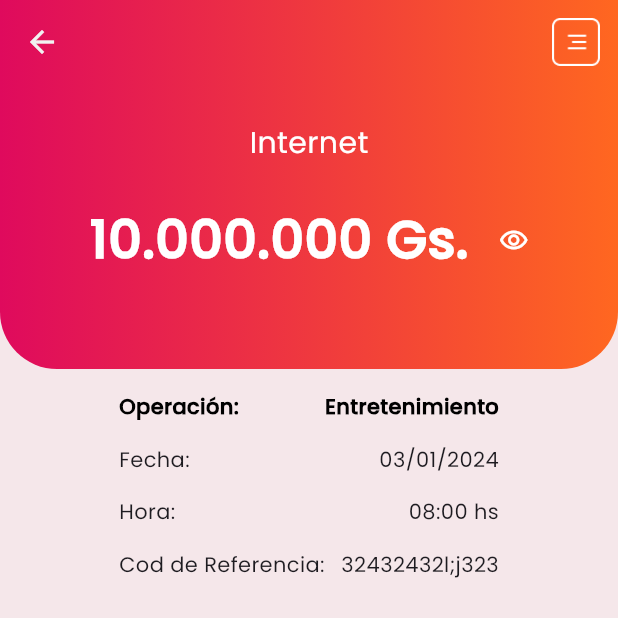
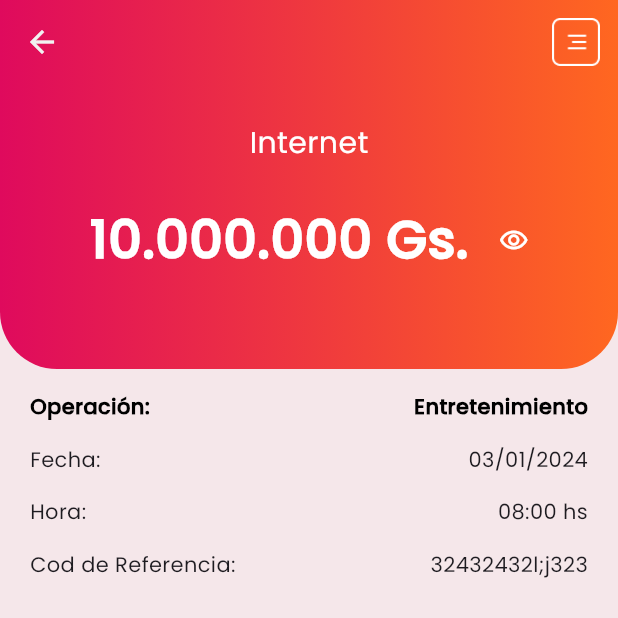
Before and after one commit to Pyaeve/eClubApp, a Flutter app: the MovementsDetailsScreen screen opened directly with sample values from the repository, on a phone screen of 412 x 824 dp, the top half of it. Run offline on Flutter 3.47's test engine with Material 3 defaults, Android fonts, the phone set to English and light mode, and no system bars; our stand-ins replace fl_chart, flutter_animate.

Commit message:
retoques finales

```diff
--- a/lib/screens/MovementsDetailsScreen.dart
+++ b/lib/screens/MovementsDetailsScreen.dart
@@ -1,12 +1,10 @@
 // ignore_for_file: , file_names, library_private_types_in_public_api
-
 
 import 'package:flutter/material.dart';
 import '../config/App.dart';
 import '../models/Movements.dart';
 import '../helpers/Helper.dart';
 import '../components/MenuRightActionBar.dart';
-
 
 //Screen para ver lso detalles de cada moviento
 class MovementsDetailsScreen extends StatefulWidget {
@@ -40,7 +38,11 @@ class _MovementsDetailsScreenState extends State<MovementsDetailsScreen> {
             AppConfig.kColorSecundary,
           ],
         ))),
-        actions: const [MenuRightActionBar(iconColor: 'blanco',)],
+        actions: const [
+          MenuRightActionBar(
+            iconColor: 'blanco',
+          )
+        ],
       ),
       body: Column(
         mainAxisAlignment: MainAxisAlignment.start,
@@ -48,7 +50,7 @@ class _MovementsDetailsScreenState extends State<MovementsDetailsScreen> {
         children: <Widget>[
           Container(
             width: double.infinity,
-            color:AppConfig.kColorBackgroundWidget,
+            color: AppConfig.kColorBackgroundWidget,
           ),
           Container(
             height: 190,
@@ -94,19 +96,17 @@ class _MovementsDetailsScreenState extends State<MovementsDetailsScreen> {
               ],
             ),
           ),
-          const SizedBox(height: 15),
 
-          Center(
-            child: Padding(
-              padding: const EdgeInsets.all(0),
-              child: Column(
-                mainAxisAlignment: MainAxisAlignment.center,
+         Column(
+              mainAxisAlignment: MainAxisAlignment.start,
+              crossAxisAlignment: CrossAxisAlignment.center,
               children: [
                 Row(
                   mainAxisAlignment: MainAxisAlignment.center,
+                  crossAxisAlignment: CrossAxisAlignment.center,
                   children: [
                    const Padding(
-                        padding: EdgeInsets.all(0),
+                     padding:  EdgeInsets.only(top:15, left: 20),
                      child: Column(
                           mainAxisAlignment: MainAxisAlignment.start,
                           crossAxisAlignment: CrossAxisAlignment.start,
@@ -114,8 +114,7 @@ class _MovementsDetailsScreenState extends State<MovementsDetailsScreen> {
                             Text(
                               'Operación:',
                               style: TextStyle(
-                                  fontWeight: FontWeight.bold,
-                                  color: Colors.black),
+                                  fontWeight: FontWeight.bold, color: Colors.black),
                             ),
                             SizedBox(
                               height: 15,
@@ -132,8 +131,10 @@ class _MovementsDetailsScreenState extends State<MovementsDetailsScreen> {
                           ],
                         ),
                    ),
+
+                    const Spacer(),
                     Padding(
-                        padding: const EdgeInsets.all(0),
+                      padding: const EdgeInsets.only(right: 20.0, top: 15),
                       child: Column(
                           mainAxisAlignment: MainAxisAlignment.start,
                           crossAxisAlignment: CrossAxisAlignment.end,
@@ -141,8 +142,7 @@ class _MovementsDetailsScreenState extends State<MovementsDetailsScreen> {
                             Text(
                               widget.movement.category,
                               style: const TextStyle(
-                                  fontWeight: FontWeight.bold,
-                                  color: Colors.black),
+                                  fontWeight: FontWeight.bold, color: Colors.black),
                             ),
                             const SizedBox(
                               height: 15,
@@ -154,7 +154,8 @@ class _MovementsDetailsScreenState extends State<MovementsDetailsScreen> {
                             ),
                             // ignore: prefer_interpolation_to_compose_strings
                             Text(Helper.getDatetimeFormatted(
-                                'HH:mm', widget.movement.dt)+' hs'),
+                                    'HH:mm', widget.movement.dt) +
+                                ' hs'),
                             const SizedBox(
                               height: 15,
                             ),
@@ -162,11 +163,10 @@ class _MovementsDetailsScreenState extends State<MovementsDetailsScreen> {
                           ],
                         ),
                     )
+
                   ],
                 )
               ],
-              ),
-            ),
             ),
         ],
       ),
```
Lines whose indentation alone changed are shown as unchanged.
